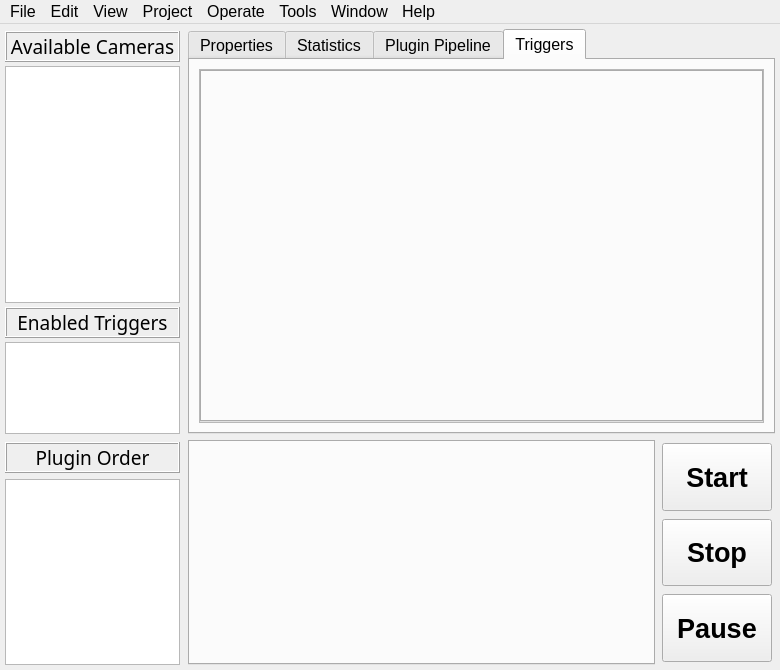
Old version of the form rataGUI/interface/design/mainWindow.ui in the repository nathanielnyema/rataGUI.
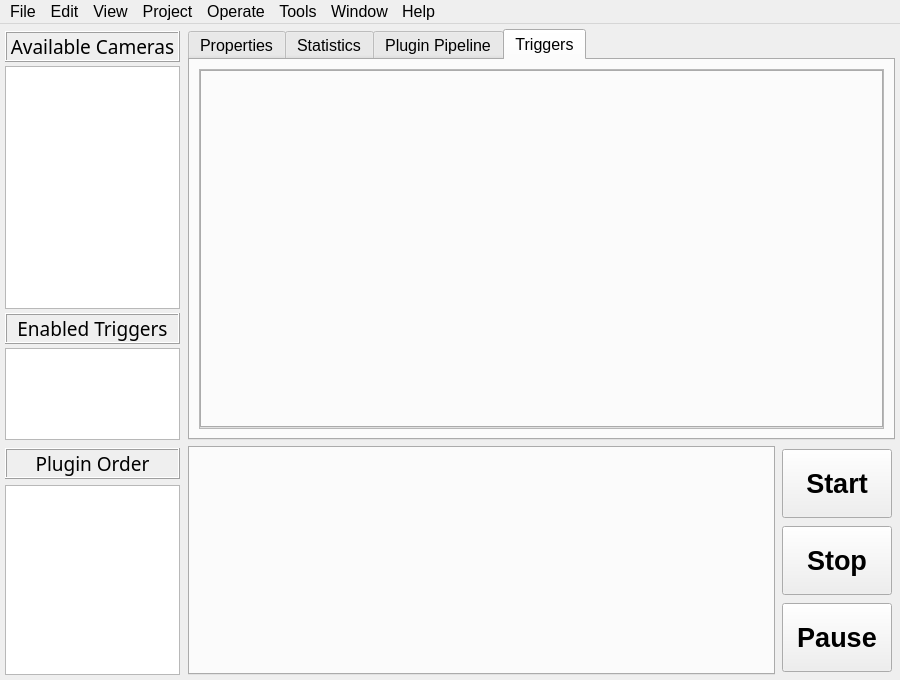
New version of the form. Custom widgets are drawn as their Qt base class.

```diff
--- a/rataGUI/interface/design/mainWindow.ui
+++ b/rataGUI/interface/design/mainWindow.ui
@@ -6,8 +6,8 @@
    <rect>
     <x>0</x>
     <y>0</y>
-    <width>780</width>
-    <height>670</height>
+    <width>900</width>
+    <height>680</height>
    </rect>
   </property>
   <property name="font">
@@ -437,8 +437,8 @@
               <rect>
                <x>0</x>
                <y>0</y>
-               <width>566</width>
-               <height>367</height>
+               <width>686</width>
+               <height>374</height>
               </rect>
              </property>
              <layout class="QGridLayout" name="gridLayout_5">
@@ -757,7 +757,7 @@
     <rect>
      <x>0</x>
      <y>0</y>
-     <width>780</width>
+     <width>900</width>
      <height>18</height>
     </rect>
    </property>
```
Left out of the diff: 4 changed lines with no effect on the pictures.
